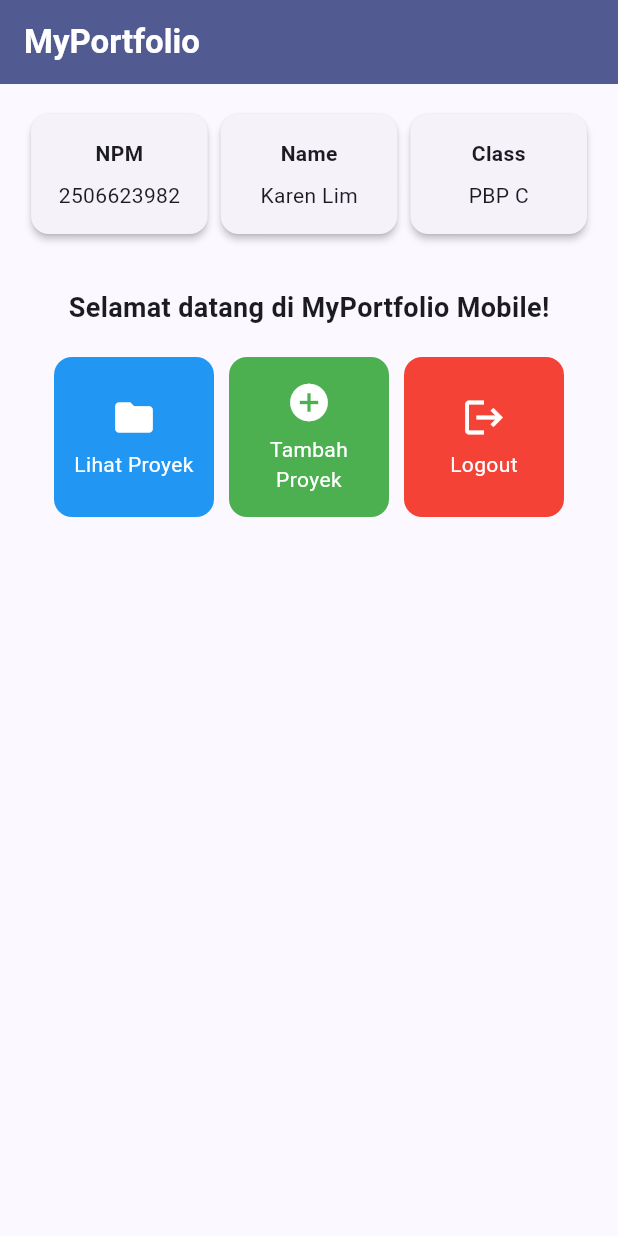
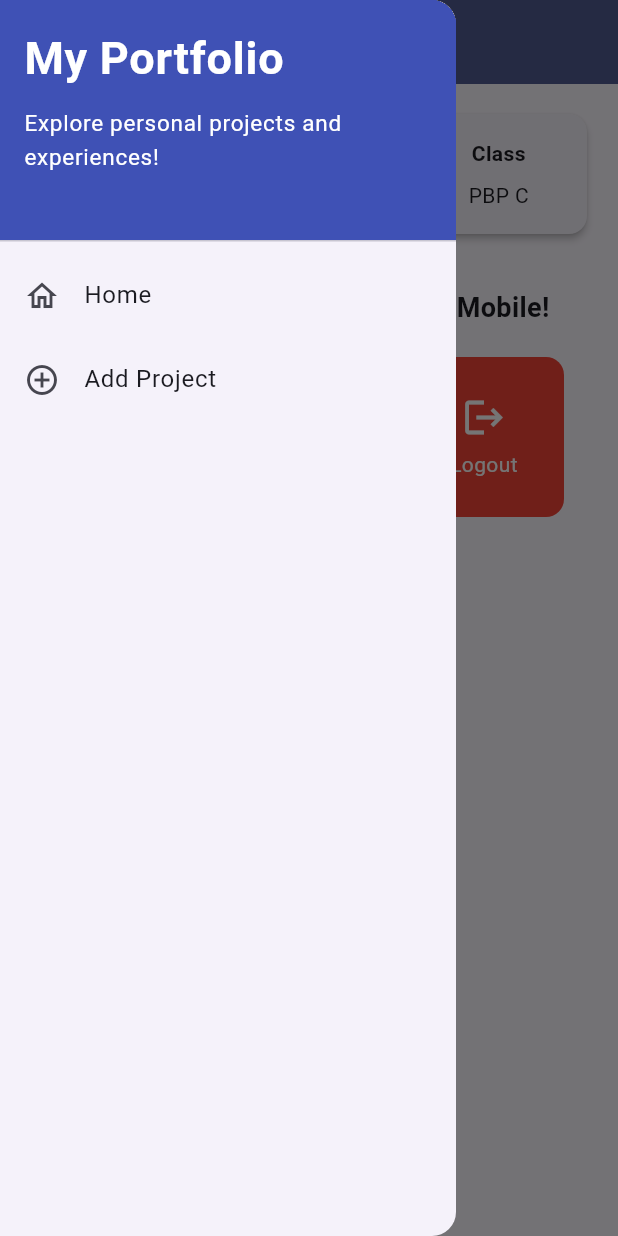
Before and after one commit to clarenvc/myportofolio_mobile, a Flutter app: the screen it shows after launch, with the side drawer open (before the commit the screen has no drawer), on a phone screen of 412 x 824 dp. Run offline on Flutter 3.47's test engine with Material 3 defaults, Android fonts, the phone set to English and light mode, and no system bars; our stand-ins replace material_ui.

Commit message:
feat: menambahkan left drawer ke home page

```diff
--- a/lib/menu.dart
+++ b/lib/menu.dart
@@ -1,4 +1,5 @@
 import 'package:flutter/material.dart';
+import 'package:myportofolio_mobile/widgets/left_drawer.dart';
 
 class MyHomePage extends StatelessWidget {
   MyHomePage({super.key});
@@ -27,8 +28,10 @@ class MyHomePage extends StatelessWidget {
           ),
         ),
         backgroundColor: Theme.of(context).colorScheme.primary,
+        iconTheme: const IconThemeData(color: Colors.white),
       ),
-      // Body halaman utama dengan padding di sekelilingnya.
+      drawer: const LeftDrawer(),
+      // Body halaman utama
       body: Padding(
         padding: const EdgeInsets.all(16.0),
         child: Column(
--- /dev/null
+++ b/lib/widgets/left_drawer.dart
@@ -0,0 +1,59 @@
+import 'package:material_ui/material_ui.dart';
+import 'package:myportofolio_mobile/menu.dart';
+class LeftDrawer extends StatelessWidget {
+  const LeftDrawer({super.key});
+
+  @override
+  Widget build(BuildContext context) {
+    return Drawer(
+      child: ListView(
+        children: [
+          const DrawerHeader(
+            decoration: BoxDecoration(
+              color: Colors.indigo,
+            ),
+            child: Column(
+              crossAxisAlignment: CrossAxisAlignment.start,
+              children: [
+                Text(
+                  'My Portfolio',
+                  style: TextStyle(
+                    fontSize: 30,
+                    fontWeight: FontWeight.bold,
+                    color: Colors.white,
+                  ),
+                ),
+                SizedBox(height: 10),
+                Text(
+                  'Explore personal projects and experiences!',
+                  style: TextStyle(
+                    fontSize: 15,
+                    color: Colors.white,
+                  ),
+                ),
+              ],
+            ),
+          ),
+          ListTile(
+            leading: const Icon(Icons.home_outlined),
+            title: const Text('Home'),
+            onTap: () {
+              Navigator.pushReplacement(
+                context,
+                MaterialPageRoute(
+                  builder: (context) => MyHomePage(),
+                ),
+              );
+            },
+          ),
+          ListTile(
+            leading: const Icon(Icons.add_circle_outline),
+            title: const Text('Add Project'),
+            onTap: () {
+            },
+          ),
+        ],
+      ),
+    );
+  }
+}
--- a/pubspec.yaml
+++ b/pubspec.yaml
@@ -34,6 +34,7 @@ dependencies:
   # The following adds the Cupertino Icons font to your application.
   # Use with the CupertinoIcons class for iOS style icons.
   cupertino_icons: ^1.0.8
+  material_ui: ^1.11.0
 
 dev_dependencies:
   flutter_test:
```
Also changed, not shown: pubspec.lock.
